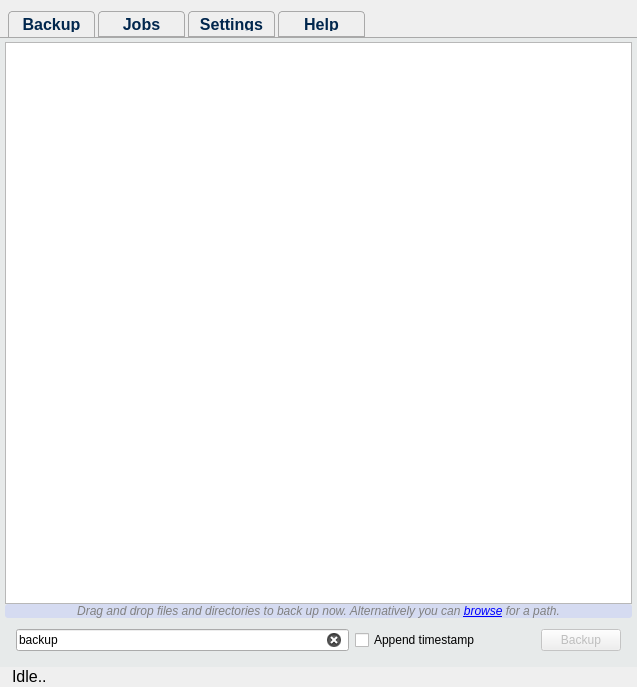
Tarsnap/tarsnap-gui, file mainwindow.ui: the form before one commit.
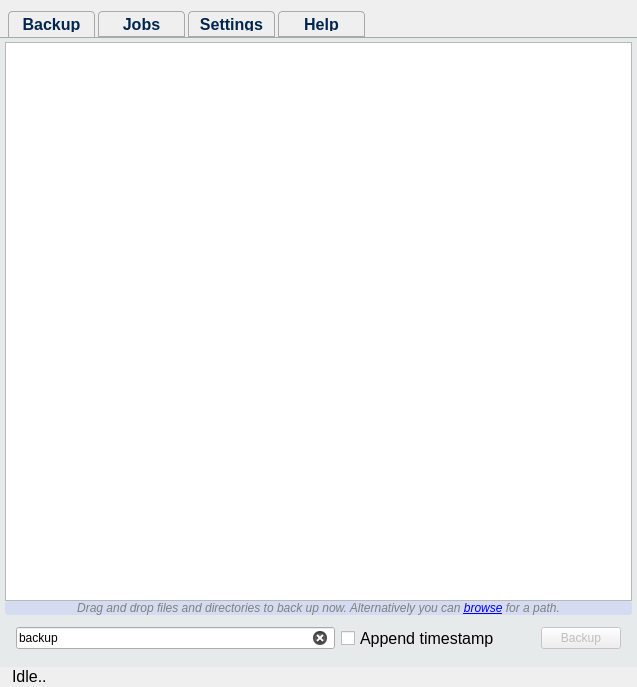
The form after the commit. Icons and pictures are not drawn. Custom widgets are drawn as their Qt base class.

Commit message: Undo the appended timestamp when the afferent checkbox is unchecked.

```diff
--- a/mainwindow.ui
+++ b/mainwindow.ui
@@ -207,6 +207,11 @@
               <verstretch>0</verstretch>
              </sizepolicy>
             </property>
+            <property name="font">
+             <font>
+              <pointsize>12</pointsize>
+             </font>
+            </property>
             <property name="text">
              <string>Append timestamp</string>
             </property>
@@ -225,7 +230,7 @@
             </property>
             <property name="sizeHint" stdset="0">
              <size>
-              <width>40</width>
+              <width>20</width>
               <height>20</height>
              </size>
             </property>
```
The commit also changes 2 other files.
